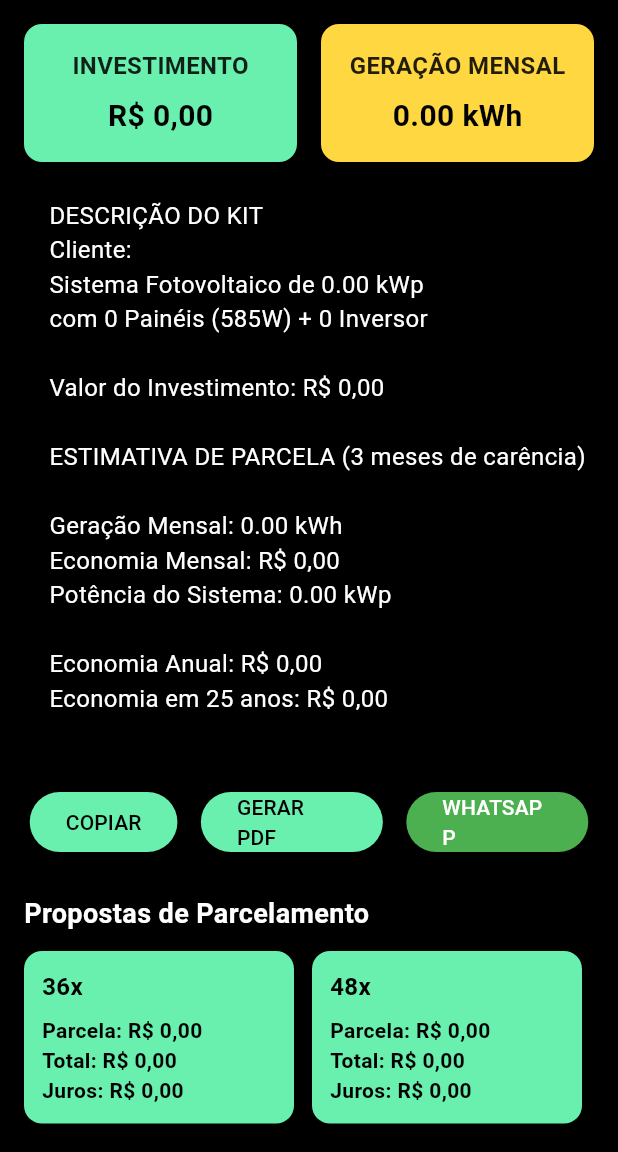
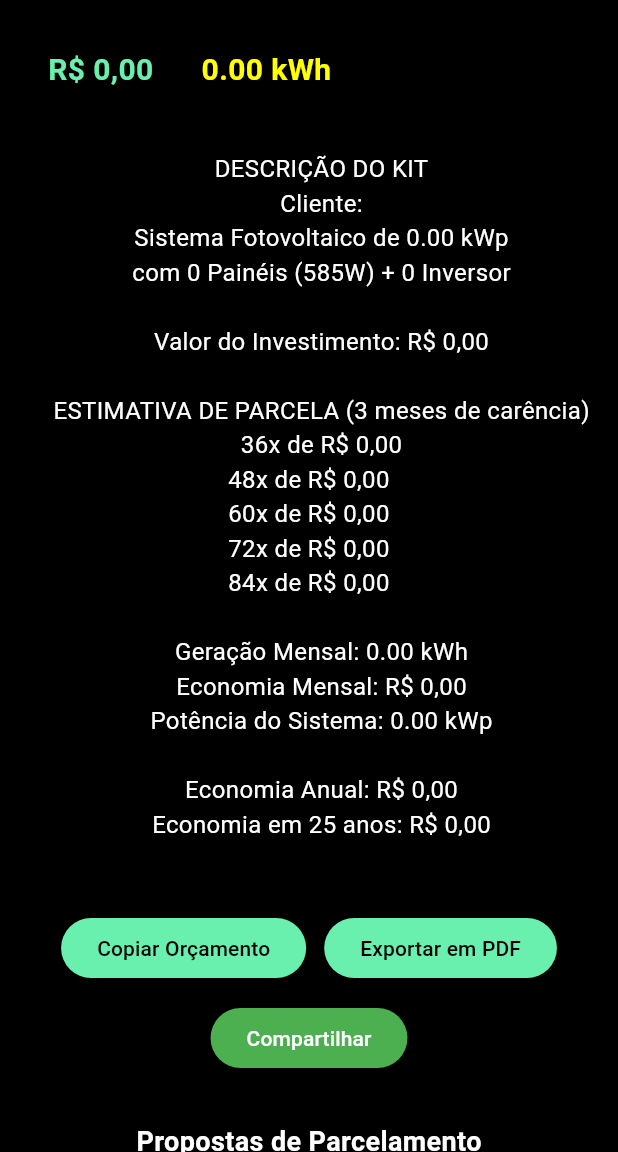
Before and after one commit to raion167/SolarMath, a Flutter app: the OrcamentoPage screen opened directly with empty values, on a phone screen of 412 x 824 dp, the part 84-1236 px from its top. Run offline on Flutter 3.47's test engine with Material 3 defaults, Android fonts, the phone set to English and light mode, and no system bars; our stand-ins replace pdf, printing.

Commit message:
Centralização dos orçamentos, colocando responsividade dos textos e botões, alteração nas caixas de apresentação

```diff
--- a/lib/main.dart
+++ b/lib/main.dart
@@ -12,7 +12,7 @@ import 'package:url_launcher/url_launcher.dart';
 
 //FUNÇÃO PARA CALCULAR O PARCELAMENTO E JUROS
 Map<String, double> calcularParcelamento(int parcelas, double valor) {
-  double taxaJuros = 0.021; // 2,1% ao mês
+  double taxaJuros = 0.021; // 2,1% AO MÊS
   double fator = (taxaJuros * (pow(1 + taxaJuros, parcelas))) /
       (pow(1 + taxaJuros, parcelas) - 1);
   double valorParcela = valor * fator;
@@ -326,6 +326,55 @@ class _DadosClientePageState extends State<DadosClientePage> {
   }
 }
 
+//CAIXA DE TEXTO DE INVESTIMENTO E GERAÇÃO
+class InfoCard extends StatelessWidget {
+  final String titulo;
+  final String valor;
+  final Color corValor;
+
+  const InfoCard({
+    Key? key,
+    required this.titulo,
+    required this.valor,
+    required this.corValor,
+  }) : super(key: key);
+
+  @override
+  Widget build(BuildContext context) {
+    return Container(
+      padding: const EdgeInsets.all(16),
+      decoration: BoxDecoration(
+        gradient: const LinearGradient(
+          colors: [Colors.black87, Colors.black54],
+          begin: Alignment.topLeft,
+          end: Alignment.bottomRight,
+        ),
+        borderRadius: BorderRadius.circular(12),
+        boxShadow: [
+          BoxShadow(
+            color: Colors.black.withOpacity(0.4),
+            blurRadius: 6,
+            offset: const Offset(2, 4),
+          )
+        ],
+      ),
+      child: Column(
+        crossAxisAlignment: CrossAxisAlignment.start,
+        children: [
+          Text(
+            valor,
+            style: TextStyle(
+              color: corValor,
+              fontSize: 20,
+              fontWeight: FontWeight.bold,
+            ),
+          ),
+        ],
+      ),
+    );
+  }
+}
+
 //============RESUMO DO ORÇAMENTO E PAINEIS DE APRESENTAÇÃO
 class OrcamentoPage extends StatelessWidget {
   final String nome;
@@ -364,6 +413,17 @@ class OrcamentoPage extends StatelessWidget {
       symbol: 'R\$',
     );
 
+    //MONTANDO O TEXTO DE PARCELAS
+    final parcelasT = [36, 48, 60, 72, 84];
+    final propostasT = parcelasT
+        .map((p) => {"p": p, "dados": calcularParcelamento(p, investimento)})
+        .toList();
+
+    String parcelasTexto = propostasT.map((p) {
+      final dados = p["dados"] as Map<String, double>;
+      return "${p["p"]}x de ${moeda.format(dados["parcela"])}";
+    }).join("\n");
+
     // Texto do orçamento (para PDF e copiar)
     String orcamentoTexto = """
     DESCRIÇÃO DO KIT
@@ -374,6 +434,7 @@ class OrcamentoPage extends StatelessWidget {
     Valor do Investimento: ${moeda.format(investimento)}
 
     ESTIMATIVA DE PARCELA (3 meses de carência)
+    $parcelasTexto
 
     Geração Mensal: ${geracaoMensal.toStringAsFixed(2)} kWh
     Economia Mensal: ${moeda.format(economiaMensal)}
@@ -393,93 +454,43 @@ class OrcamentoPage extends StatelessWidget {
       appBar: AppBar(title: Text("AlphaMath - Simulador de Orçamentos")),
       body: SingleChildScrollView(
         padding: const EdgeInsets.all(16),
+        child: Center(
+          child: ConstrainedBox(
+            constraints: BoxConstraints(maxWidth: 800),
             child: Column(
-          crossAxisAlignment: CrossAxisAlignment.start,
+              crossAxisAlignment: CrossAxisAlignment.center,
               children: [
-            // Caixas lado a lado (Investimento e Geração Mensal)
+                // ✅ Agora usa InfoCard
                 Row(
                   children: [
-                // Caixa Verde (Investimento)
-                Expanded(
-                  child: Container(
-                    padding: EdgeInsets.all(16),
-                    margin: EdgeInsets.only(right: 8),
-                    decoration: BoxDecoration(
-                      color: Colors.greenAccent,
-                      borderRadius: BorderRadius.circular(12),
+                    InfoCard(
+                      titulo: "Valor do Investimento",
+                      valor: moeda.format(investimento),
+                      corValor: Colors.greenAccent,
                     ),
-                    child: Column(
-                      children: [
-                        Text(
-                          "INVESTIMENTO",
-                          style: TextStyle(
-                            fontSize: 16,
-                            fontWeight: FontWeight.bold,
-                            color: Colors.black87,
-                          ),
-                        ),
-                        SizedBox(height: 8),
-                        Text(
-                          moeda.format(investimento), // Formatado como moeda
-                          style: TextStyle(
-                            fontSize: 20,
-                            fontWeight: FontWeight.bold,
-                            color: Colors.black,
-                          ),
-                        ),
-                      ],
-                    ),
-                  ),
-                ),
-                // Caixa Amarela (Geração Mensal)
-                Expanded(
-                  child: Container(
-                    padding: EdgeInsets.all(16),
-                    margin: EdgeInsets.only(left: 8),
-                    decoration: BoxDecoration(
-                      color: Colors.amberAccent,
-                      borderRadius: BorderRadius.circular(12),
-                    ),
-                    child: Column(
-                      children: [
-                        Text(
-                          "GERAÇÃO MENSAL",
-                          style: TextStyle(
-                            fontSize: 16,
-                            fontWeight: FontWeight.bold,
-                            color: Colors.black87,
-                          ),
-                        ),
-                        SizedBox(height: 8),
-                        Text(
-                          "${geracaoMensal.toStringAsFixed(2)} kWh", // 2 casas decimais
-                          style: TextStyle(
-                            fontSize: 20,
-                            fontWeight: FontWeight.bold,
-                            color: Colors.black,
-                          ),
-                        ),
-                      ],
-                    ),
-                  ),
+                    InfoCard(
+                      titulo: "Geração Mensal",
+                      valor: "${geracaoMensal.toStringAsFixed(2)} kWh",
+                      corValor: Colors.yellowAccent,
                     ),
                   ],
                 ),
                 SizedBox(height: 24),
-            // Texto completo do orçamento
+                // Texto centralizado
                 Text(
                   orcamentoTexto,
+                  textAlign: TextAlign.center,
                   style: TextStyle(color: Colors.white, fontSize: 16),
                 ),
 
                 SizedBox(height: 24),
-// Linha responsiva com botões proporcionais
-            Row(
-              mainAxisAlignment: MainAxisAlignment.spaceEvenly,
+                // Botões centralizados
+                Wrap(
+                  spacing: 12,
+                  runSpacing: 12,
+                  alignment: WrapAlignment.center,
                   children: [
-                Flexible(
-                  flex: 3, // peso proporcional
-                  child: ElevatedButton(
+                    ElevatedButton(
                       style: ElevatedButton.styleFrom(
                         backgroundColor: Colors.greenAccent,
                         foregroundColor: Colors.black,
@@ -490,13 +501,9 @@ class OrcamentoPage extends StatelessWidget {
                           SnackBar(content: Text("Orçamento copiado!")),
                         );
                       },
-                    child: Text("COPIAR"),
+                      child: Text("Copiar Orçamento"),
                     ),
-                ),
-                SizedBox(width: 8),
-                Flexible(
-                  flex: 3,
-                  child: ElevatedButton(
+                    ElevatedButton(
                       style: ElevatedButton.styleFrom(
                         backgroundColor: Colors.greenAccent,
                         foregroundColor: Colors.black,
@@ -511,15 +518,12 @@ class OrcamentoPage extends StatelessWidget {
                           ),
                         );
                         await Printing.layoutPdf(
-                          onLayout: (PdfPageFormat format) async => pdf.save());
+                            onLayout: (PdfPageFormat format) async =>
+                                pdf.save());
                       },
-                    child: Text("GERAR PDF"),
+                      child: Text("Exportar em PDF"),
                     ),
-                ),
-                SizedBox(width: 8),
-                Flexible(
-                  flex: 3, // botão WhatsApp um pouco maior
-                  child: ElevatedButton.icon(
+                    ElevatedButton.icon(
                       style: ElevatedButton.styleFrom(
                         backgroundColor: Colors.green,
                         foregroundColor: Colors.white,
@@ -532,42 +536,65 @@ class OrcamentoPage extends StatelessWidget {
                               mode: LaunchMode.externalApplication);
                         }
                       },
-                    label: Text("WHATSAPP"),
-                  ),
+                      label: Text("Compartilhar"),
                     ),
                   ],
                 ),
 
-            /*  const SizedBox(height: 12),
-            const Text(
-              "Desenvolvido por João Pedro - Todos os direitos reservados",
-              style: TextStyle(color: Colors.grey, fontSize: 12),
-            ),*/
-
-            SizedBox(height: 24),
+                SizedBox(height: 32),
                 Text("Propostas de Parcelamento",
                     style: TextStyle(
                         fontSize: 18,
                         fontWeight: FontWeight.bold,
-                  color: Colors.white,
-                )),
+                        color: Colors.white)),
 
                 SizedBox(height: 12),
-            SingleChildScrollView(
+                LayoutBuilder(
+                  builder: (context, constraints) {
+                    // se largura < 600px, scroll horizontal
+                    if (constraints.maxWidth < 600) {
+                      return SingleChildScrollView(
                         scrollDirection: Axis.horizontal,
                         child: Row(
                           children: propostas.map((p) {
                             final dados = p["dados"] as Map<String, double>;
+                            return _buildCaixaParcelamento(p, dados, moeda);
+                          }).toList(),
+                        ),
+                      );
+                    } else {
+                      // em telas grandes -> centralizado em grid
+                      return Wrap(
+                        alignment: WrapAlignment.center,
+                        spacing: 16,
+                        runSpacing: 16,
+                        children: propostas.map((p) {
+                          final dados = p["dados"] as Map<String, double>;
+                          return _buildCaixaParcelamento(p, dados, moeda);
+                        }).toList(),
+                      );
+                    }
+                  },
+                ),
+              ],
+            ),
+          ),
+        ),
+      ),
+    );
+  }
+
+  Widget _buildCaixaParcelamento(
+      Map p, Map<String, double> dados, NumberFormat moeda) {
     return Container(
       width: 180,
-                    margin: EdgeInsets.only(right: 12),
       padding: EdgeInsets.all(12),
       decoration: BoxDecoration(
         color: Colors.greenAccent,
         borderRadius: BorderRadius.circular(12),
       ),
       child: Column(
-                      crossAxisAlignment: CrossAxisAlignment.start,
+        crossAxisAlignment: CrossAxisAlignment.center,
         children: [
           Text("${p["p"]}x",
               style: TextStyle(
@@ -576,25 +603,15 @@ class OrcamentoPage extends StatelessWidget {
                   color: Colors.black)),
           SizedBox(height: 8),
           Text("Parcela: ${moeda.format(dados["parcela"])}",
-                            style: TextStyle(
-                                color: Colors.black,
-                                fontWeight: FontWeight.bold)),
+              style:
+                  TextStyle(color: Colors.black, fontWeight: FontWeight.bold)),
           Text("Total: ${moeda.format(dados["total"])}",
-                            style: TextStyle(
-                                color: Colors.black,
-                                fontWeight: FontWeight.bold)),
+              style:
+                  TextStyle(color: Colors.black, fontWeight: FontWeight.bold)),
           Text("Juros: ${moeda.format(dados["juros"])}",
-                            style: TextStyle(
-                                color: Colors.black,
-                                fontWeight: FontWeight.bold)),
+              style:
+                  TextStyle(color: Colors.black, fontWeight: FontWeight.bold)),
         ],
-                    ),
-                  );
-                }).toList(),
-              ),
-            ),
-          ],
-        ),
       ),
     );
   }
```
Lines whose indentation alone changed are shown as unchanged.
